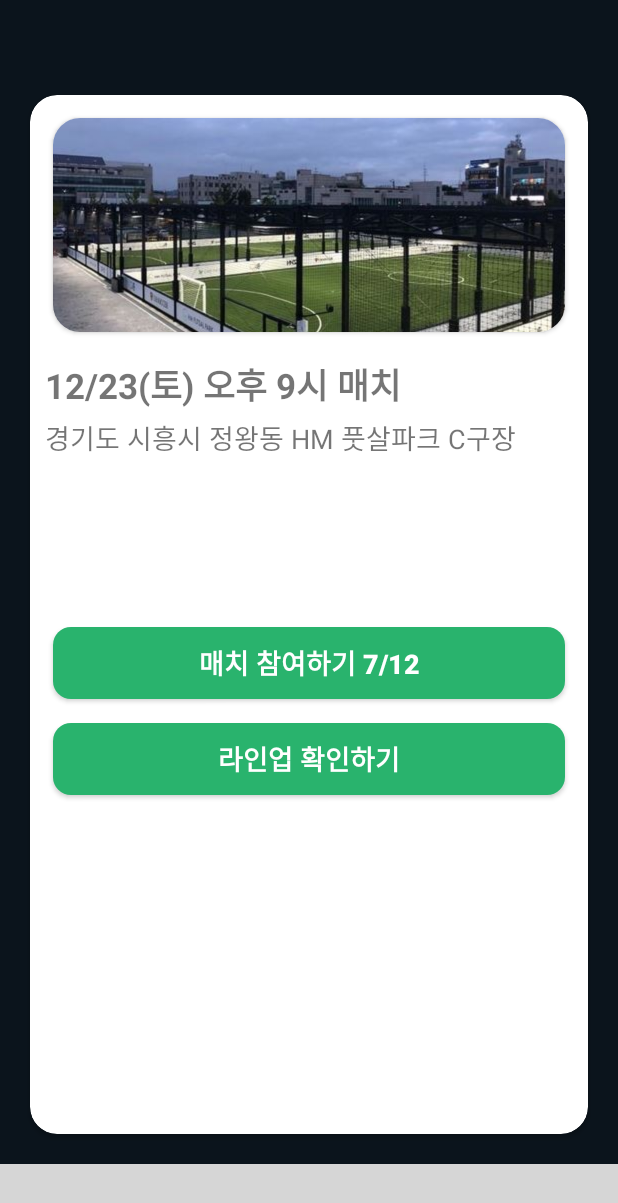
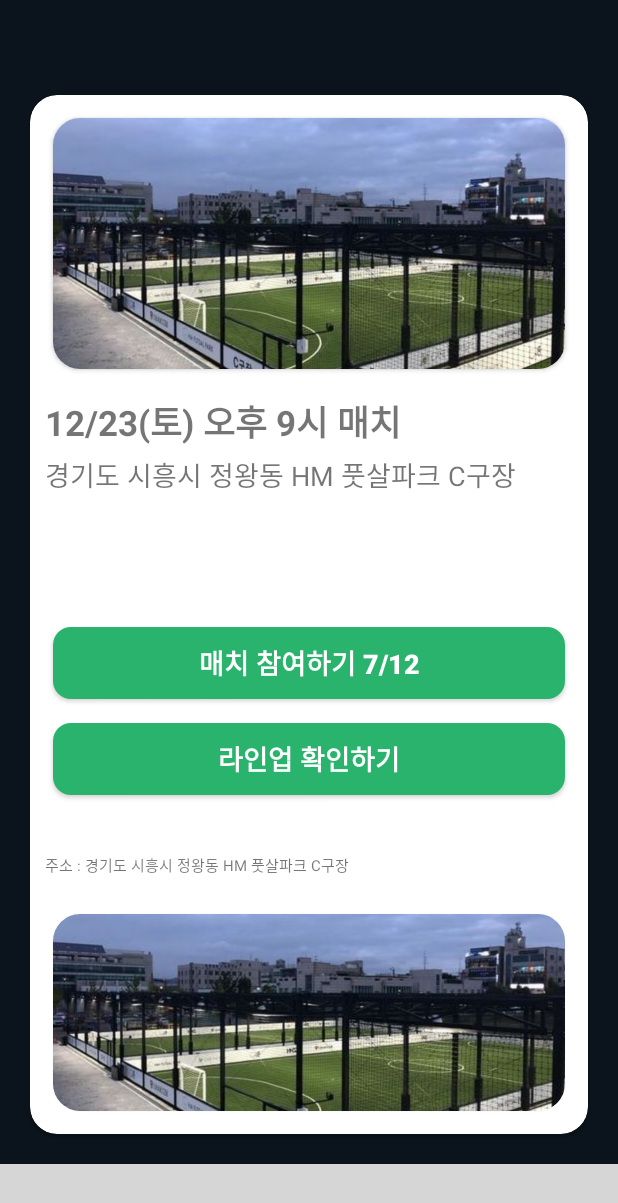
Before and after one commit to wakawakaProject/waka_waka_app, an Android app built with Jetpack Compose: the layout activity_match.xml on its own in the app's theme, with its tools: preview values and no code run, on a phone screen of 412 x 824 dp. Shown: the top 1203 px of the screen. Run offline under Robolectric (Android 15) with nearby library versions, the phone set to English and light mode, and no system bars; grey boxes are pictures that could not be loaded.

Commit message:
Feat: added match design

```diff
--- a/app/src/main/res/layout/activity_match.xml
+++ b/app/src/main/res/layout/activity_match.xml
@@ -72,7 +72,7 @@
                 <LinearLayout
                     android:layout_width="match_parent"
                     android:layout_height="match_parent"
-                    android:layout_weight="1"
+                    android:layout_weight="1.1"
                     android:orientation="vertical">
 
                     <TextView
@@ -104,7 +104,7 @@
                 <LinearLayout
                     android:layout_width="match_parent"
                     android:layout_height="match_parent"
-                    android:layout_weight="1"
+                    android:layout_weight="1.1"
                     android:orientation="vertical">
 
                     <Button
@@ -136,6 +136,35 @@
                     android:layout_weight="1"
                     android:orientation="vertical">
 
+                    <TextView
+                        android:layout_width="match_parent"
+                        android:layout_height="wrap_content"
+                        android:layout_marginVertical="15dp"
+                        android:layout_marginTop="5dp"
+                        android:layout_marginBottom="5dp"
+                        android:textSize="10dp"
+                        android:text="주소 : 경기도 시흥시 정왕동 HM 풋살파크 C구장"
+                        android:layout_margin="10dp" />
+
+
+                    <androidx.cardview.widget.CardView
+                        android:layout_width="match_parent"
+                        android:layout_height="match_parent"
+                        android:layout_margin="15dp"
+                        app:cardCornerRadius="18dp"
+                        android:background="@color/card_navy">
+
+                        <ImageView
+                            android:layout_width="match_parent"
+                            android:layout_height="wrap_content"
+                            android:scaleType="centerCrop"
+                            android:src="@drawable/ground_example">
+
+                        </ImageView>
+
+
+                    </androidx.cardview.widget.CardView>
+
                 </LinearLayout>
 
 
```
